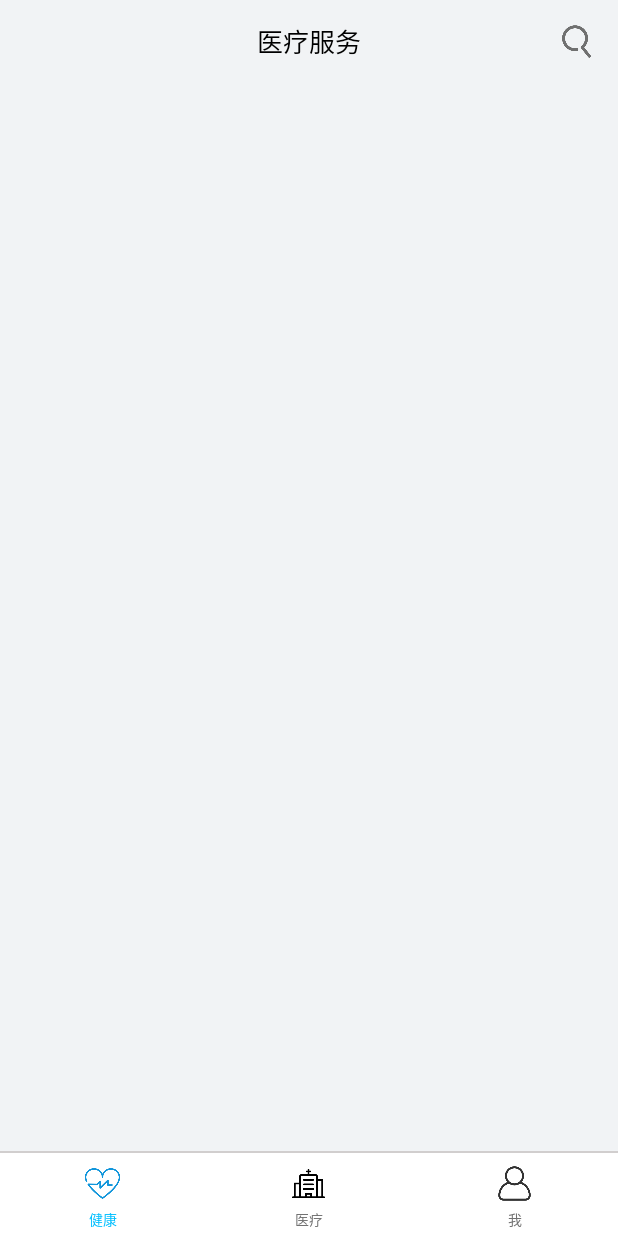
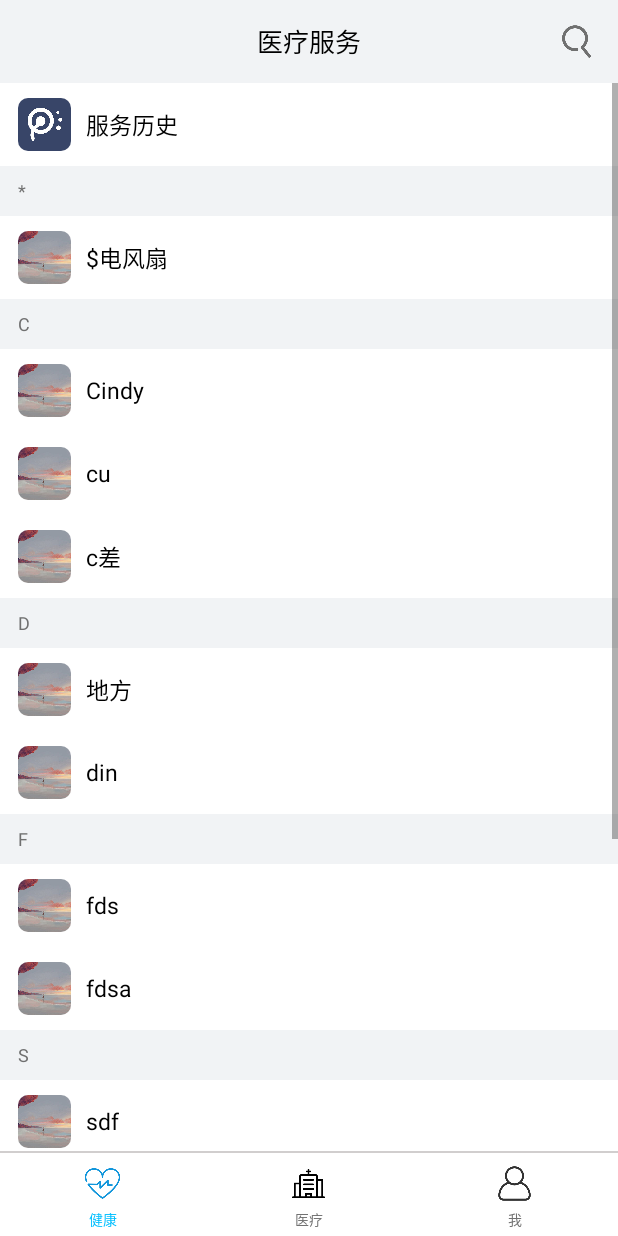
Before and after one commit to 1024294008/HealthChain, an Android app: the fragment MedicalFragment placed in its activity, on a phone screen of 412 x 824 dp. Run offline under Robolectric (Android 15) with nearby library versions, the phone set to English and light mode, and no system bars.

Commit message:
MedicalFragment Completed

```diff
--- a/app/src/main/java/cn/edu/seu/adapter/MedicalListAdapter.java
+++ b/app/src/main/java/cn/edu/seu/adapter/MedicalListAdapter.java
@@ -63,7 +63,9 @@ public class MedicalListAdapter extends BaseAdapter {
             serviceName = convertView.findViewById(R.id.serviceName);
 
             ViewCache cache = new ViewCache();
+            cache.serviceAcr = serviceAcr;
             cache.acr = acr;
+            cache.serviceIcon = serviceIcon;
             cache.serviceName = serviceName;
             convertView.setTag(cache);
 
@@ -77,18 +79,20 @@ public class MedicalListAdapter extends BaseAdapter {
         // 识别模式
         if(this.mode == 0) {
             // 固定设置第一项为服务历史
-            if (position == 0) {
+            if(medicalList.get(position).get("serviceName").equals("serviceHistory")) {
                 serviceAcr.getLayoutParams().height = 0;
-                serviceIcon.setImageDrawable(this.context.getResources().getDrawable(R.drawable.ic_main_medical_serve_history2, null));
+                serviceIcon.setImageDrawable(this.context.getResources().getDrawable(R.drawable.ic_main_medical_serve_history, null));
                 serviceName.setText("服务历史");
                 return convertView;
             }
             serviceName.setText(medicalList.get(position).get("serviceName"));
+            serviceIcon.setImageDrawable(this.context.getResources().getDrawable(R.drawable.ic_standard_head, null));
             // 根据serviceName获取首字母acr进行分类
-            String currentAcr = PinYinUtil.getFirstSpell(serviceName.getText().toString());
+            String currentAcr = PinYinUtil.getFirstSpell(medicalList.get(position).get("serviceName"));
             // 如果此项与前一项属于同一类，则不显示分类标签，否则显示
-            if (position != 1 && (PinYinUtil.getFirstSpell(medicalList.get(position - 1).get("serviceName")).equals(currentAcr))) {
+            if ((position != 0) && (PinYinUtil.getFirstSpell(medicalList.get(position - 1).get("serviceName")).equals(currentAcr))) {
                 serviceAcr.getLayoutParams().height = 0;
+                acr.setText(currentAcr);
             } else {
                 serviceAcr.getLayoutParams().height = 50;
                 acr.setText(currentAcr);
@@ -123,6 +127,12 @@ public class MedicalListAdapter extends BaseAdapter {
         Collections.sort(this.medicalList, new Comparator<Map<String, String>>() {
             @Override
             public int compare(Map<String, String> o1, Map<String, String> o2) {
+                if(o1.get("serviceName").equals("serviceHistory")) {
+                    return -1;
+                }
+                if(o2.get("serviceName").equals("serviceHistory")) {
+                    return 1;
+                }
                 String t1 = PinYinUtil.getFirstSpell(o1.get("serviceName"));
                 String t2 = PinYinUtil.getFirstSpell(o2.get("serviceName"));
                 if (t2 == null) {
--- a/app/src/main/java/cn/edu/seu/fragment/MedicalFragment.java
+++ b/app/src/main/java/cn/edu/seu/fragment/MedicalFragment.java
@@ -1,16 +1,25 @@
 package cn.edu.seu.fragment;
 
-import android.media.Image;
+import android.content.Context;
 import android.os.Bundle;
 import android.app.Fragment;
+import android.text.Editable;
+import android.text.TextWatcher;
 import android.util.Log;
 import android.view.KeyEvent;
 import android.view.LayoutInflater;
 import android.view.View;
 import android.view.ViewGroup;
-import android.widget.Button;
+import android.view.inputmethod.InputMethodManager;
+import android.widget.EditText;
 import android.widget.ImageButton;
+import android.widget.ListView;
 import android.widget.RelativeLayout;
+
+import java.util.ArrayList;
+import java.util.HashMap;
+import java.util.List;
+import java.util.Map;
 
 import androidx.annotation.NonNull;
 import androidx.annotation.Nullable;
@@ -21,21 +30,36 @@ import cn.edu.seu.adapter.MedicalListAdapter;
  * 医疗服务显示界面
  */
 
-public class MedicalFragment extends Fragment implements View.OnClickListener{
+public class MedicalFragment extends Fragment implements View.OnClickListener {
     private View view;
 
     //声明组件
     private ImageButton back;
     private ImageButton search;
 
+    private EditText searchKey;
+
     private RelativeLayout medicalFront;
     private RelativeLayout medicalBg;
+
+    private ListView medicalListViewFront;
+    private ListView medicalListViewBg;
+
+    private MedicalListAdapter medicalListAdapterFront;
+    private MedicalListAdapter medicalListAdapterBg;
+
+    // 数据源
+    private List<Map<String, String>> medicalListFront;
+    private List<Map<String, String>> medicalListBg;
 
     public View onCreateView(@NonNull LayoutInflater inflater, @Nullable ViewGroup container, @Nullable Bundle savedInstanceState) {
         view = inflater.inflate(R.layout.fragment_medical, container, false);
 
         //初始化组件
         initView();
+
+        // 请求数据
+        getMedicalListFront();
 
         //显示medicalSearch,隐藏medicalBg
         showFront();
@@ -49,9 +73,37 @@ public class MedicalFragment extends Fragment implements View.OnClickListener{
         search = (ImageButton) view.findViewById(R.id.search);
         medicalFront = (RelativeLayout) view.findViewById(R.id.medicalFront);
         medicalBg = (RelativeLayout) view.findViewById(R.id.medicalBg);
+        searchKey = view.findViewById(R.id.searchKey);
 
+        medicalListViewFront = view.findViewById(R.id.medicalListViewFront);
+        medicalListViewBg = view.findViewById(R.id.medicalListViewBg);
+
+        medicalListFront = new ArrayList<>();
+        medicalListBg = new ArrayList<>();
+
+        medicalListAdapterFront = new MedicalListAdapter(this.getActivity(), medicalListFront, R.layout.fragment_medical_list_item, 0);
+        medicalListAdapterBg = new MedicalListAdapter(this.getActivity(), medicalListBg, R.layout.fragment_medical_list_item, 1);
+
+        medicalListViewFront.setAdapter(medicalListAdapterFront);
+        medicalListViewBg.setAdapter(medicalListAdapterBg);
         back.setOnClickListener(this);
         search.setOnClickListener(this);
+
+        // 监听搜索框内容变化
+        searchKey.addTextChangedListener(new TextWatcher() {
+            @Override
+            public void beforeTextChanged(CharSequence s, int start, int count, int after) {
+            }
+
+            @Override
+            public void onTextChanged(CharSequence s, int start, int before, int count) {
+            }
+
+            @Override
+            public void afterTextChanged(Editable s) {
+                getMedicalListBg(s.toString());
+            }
+        });
     }
 
 
@@ -70,17 +122,29 @@ public class MedicalFragment extends Fragment implements View.OnClickListener{
     }
 
     //显示medicalSearch,隐藏medicalBg
-    public void showFront(){
+    private void showFront(){
+        // 隐藏键盘
+        InputMethodManager inputManager =
+                (InputMethodManager) searchKey.getContext().getSystemService(Context.INPUT_METHOD_SERVICE);
+        inputManager.hideSoftInputFromWindow(searchKey.getWindowToken(), 0);
+
+        medicalListViewFront.setVisibility(View.VISIBLE);
+        medicalListViewBg.setVisibility(View.INVISIBLE);
         medicalBg.setVisibility(View.GONE);
         medicalFront.setVisibility(View.VISIBLE);
     }
 
     //显示medicalBg,隐藏medicalSearch
     private void showBg(){
+        medicalListBg.clear();
+        medicalListAdapterBg.notifyDataSetChanged();
+        medicalListViewFront.setVisibility(View.INVISIBLE);
+        medicalListViewBg.setVisibility(View.VISIBLE);
         medicalBg.setVisibility(View.VISIBLE);
         medicalFront.setVisibility(View.GONE);
+
+        searchKey.setText("");
     }
-
 
     @Override
     public void onResume() {
@@ -105,6 +169,37 @@ public class MedicalFragment extends Fragment implements View.OnClickListener{
         });
     }
 
+    // 获取MedicalListFront
+    private void getMedicalListFront(){
+        medicalListFront.clear();
 
+        // 预留1位
+        Map<String, String> firstItem = new HashMap<>();
+        firstItem.put("serviceName", "serviceHistory");
+        medicalListFront.add(firstItem);
 
+        // --------------从后台获取数据-------------
+        String[] servicesTest = new String[]{"地方", "Cindy", "y灾难", "din", "我是", "再见", "cu", "c差", "$电风扇", "fds", "wie", "sdf", "fdsa"};
+        for (Integer i = 0; i < servicesTest.length; i++) {
+            Map<String, String> showItem = new HashMap<>();
+            showItem.put("serviceId", i.toString());
+            showItem.put("serviceName", servicesTest[i]);
+            medicalListFront.add(showItem);
+        }
+        // --------------------------------------------
+
+        medicalListAdapterFront.notifyDataSetChanged();
+    }
+
+    // 通过关键字更新MedicalListBg
+    private void getMedicalListBg(String keywords){
+        medicalListBg.clear();
+        if(keywords.equals(""))
+            return;
+        for(Map<String, String> item: medicalListFront){
+            if(item.get("serviceName").startsWith(keywords))
+                medicalListBg.add(item);
+        }
+        medicalListAdapterBg.notifyDataSetChanged();
+    }
 }
--- a/app/src/main/java/cn/edu/seu/util/pinyin/PinYinUtil.java
+++ b/app/src/main/java/cn/edu/seu/util/pinyin/PinYinUtil.java
@@ -61,7 +61,7 @@ public class PinYinUtil {
             }
         }
         String rs = pybf.toString().trim().toUpperCase();
-        if(rs.equals("") || rs.compareTo("A") < 0 || rs.compareTo("Z") > 0)
+        if(rs.equals("") || rs.substring(0, 1).compareTo("A") < 0 || rs.substring(0, 1).compareTo("Z") > 0)
             return "*";
         return rs.substring(0, 1);
     }
```
Also changed, not shown: app/src/main/res/drawable/ic_main_medical_serve_history.jpg (renamed from app/src/main/res/drawable/ic_main_medical_serve_history2.jpg), app/src/main/res/drawable/ic_main_medical_serve_history.png (deleted), app/src/main/res/drawable/ic_main_medical_serve_history1.png (deleted).
